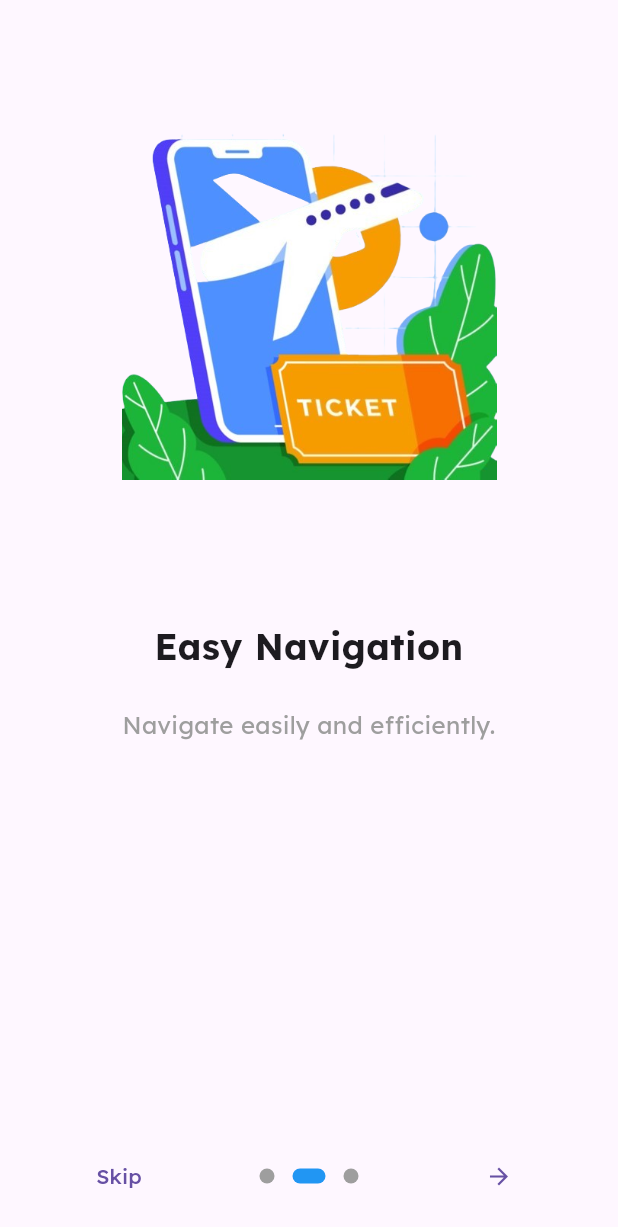
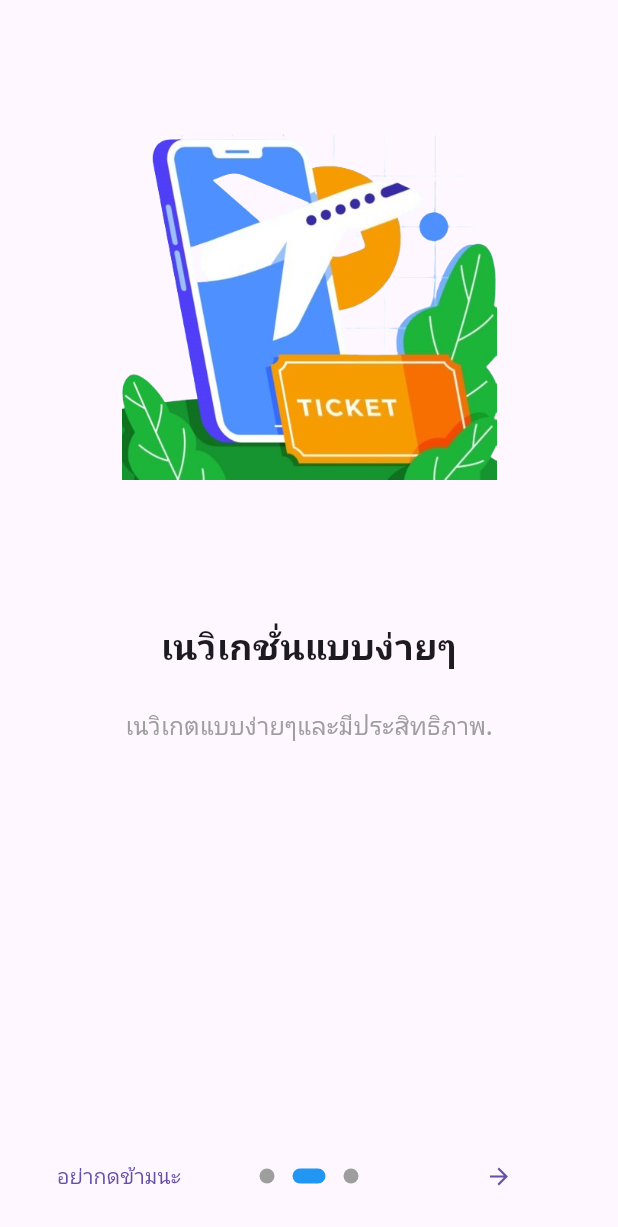
Before and after one commit to Chaiyapop4092/mytravel, a Flutter app: the screen it shows after launch, after a tap on the "arrow forward" icon, on a phone screen of 412 x 824 dp. Shown: the top 1227 px of the screen. Run offline on Flutter 3.47's test engine with Material 3 defaults, Android fonts, the light colour scheme and no system bars; drawn by our look-alikes of introduction_screen; our stand-ins replace flutter_staggered_animations, google_fonts, shared_preferences.

Commit message:
done onboard this week

```diff
--- a/lib/main.dart
+++ b/lib/main.dart
@@ -2,9 +2,17 @@ import 'package:flutter/material.dart';
 import 'package:google_fonts/google_fonts.dart';
 import 'package:mytravel/screens/home_screen.dart';
 import 'package:mytravel/screens/onboarding_screen.dart';
+import 'package:shared_preferences/shared_preferences.dart';
+
+bool show = true;
 
 
-void main() {
+void main() async{
+  WidgetsFlutterBinding.ensureInitialized();
+
+  final prefs = await SharedPreferences.getInstance();
+  show = prefs.getBool('ON BOARDING') ?? true;
+
   runApp(const MyApp());
 }
 
@@ -17,7 +25,7 @@ class  MyApp extends StatelessWidget {
       debugShowCheckedModeBanner: false,
       theme: ThemeData(textTheme: GoogleFonts.lexendTextTheme()),
       title: 'My Travel 1.0',
-      home: const OnboardingScreen(),
+      home: show ? const OnboardingScreen() : const HomeScreen(),
     );
   }
 }
--- a/lib/screens/onboarding_screen.dart
+++ b/lib/screens/onboarding_screen.dart
@@ -1,6 +1,7 @@
 import 'package:flutter/material.dart';
 import 'package:introduction_screen/introduction_screen.dart';
 import 'package:mytravel/screens/home_screen.dart';
+import 'package:shared_preferences/shared_preferences.dart';
 
 
 class OnboardingScreen extends StatelessWidget {
@@ -13,32 +14,32 @@ class OnboardingScreen extends StatelessWidget {
         child: IntroductionScreen(
           pages: [
             PageViewModel(
-              title: "Welcome",
-              body: "Explore the amazing features of our app.",
+              title: "เวลคัม",
+              body: "สำรวจแอปสุดอเมซิ่ง.",
               image: buildImage('assets/images/onboarding1.png'),
               decoration: getPageDecoration(),
             ),
             PageViewModel(
-              title: "Easy Navigation",
-              body: "Navigate easily and efficiently.",
+              title: "เนวิเกชั่นแบบง่ายๆ",
+              body: "เนวิเกตแบบง่ายๆและมีประสิทธิภาพ.",
               image: buildImage('assets/images/onboarding2.png'),
               decoration: getPageDecoration(),
             ),
             PageViewModel(
-              title: "Get Started",
-              body: "Sign up and start using the app now.",
+              title: "เริ่มต้วน",
+              body: "สมัครเลย แล้วใช้แอปซะ",
               image: buildImage('assets/images/onboarding3.png'),
               decoration: getPageDecoration(),
               footer: ElevatedButton(
                 onPressed: () => goToHome(context),
-                child: Text("Start Now"),
+                child: Text("เริ่มเลอ"),
               ),
             ),
           ],
-          done: Text("Done", style: TextStyle(fontWeight: FontWeight.w600)),
+          done: Text("ยังไม่เสร็จ", style: TextStyle(fontWeight: FontWeight.w600)),
           onDone: () => goToHome(context),
           showSkipButton: true,
-          skip: Text("Skip"),
+          skip: Text("อย่ากดข้ามนะ"),
           next: Icon(Icons.arrow_forward),
           dotsDecorator: getDotsDecorator(),
         ),
@@ -46,7 +47,11 @@ class OnboardingScreen extends StatelessWidget {
     );
   }
 
-  void goToHome(BuildContext context) {
+  void goToHome(BuildContext context) async {
+    final prefs = await SharedPreferences.getInstance();
+
+    await prefs.setBool('ON BOARDING', false);
+
     Navigator.of(context).pushReplacement(
       MaterialPageRoute(builder: (_) => HomeScreen()),
     );
```
